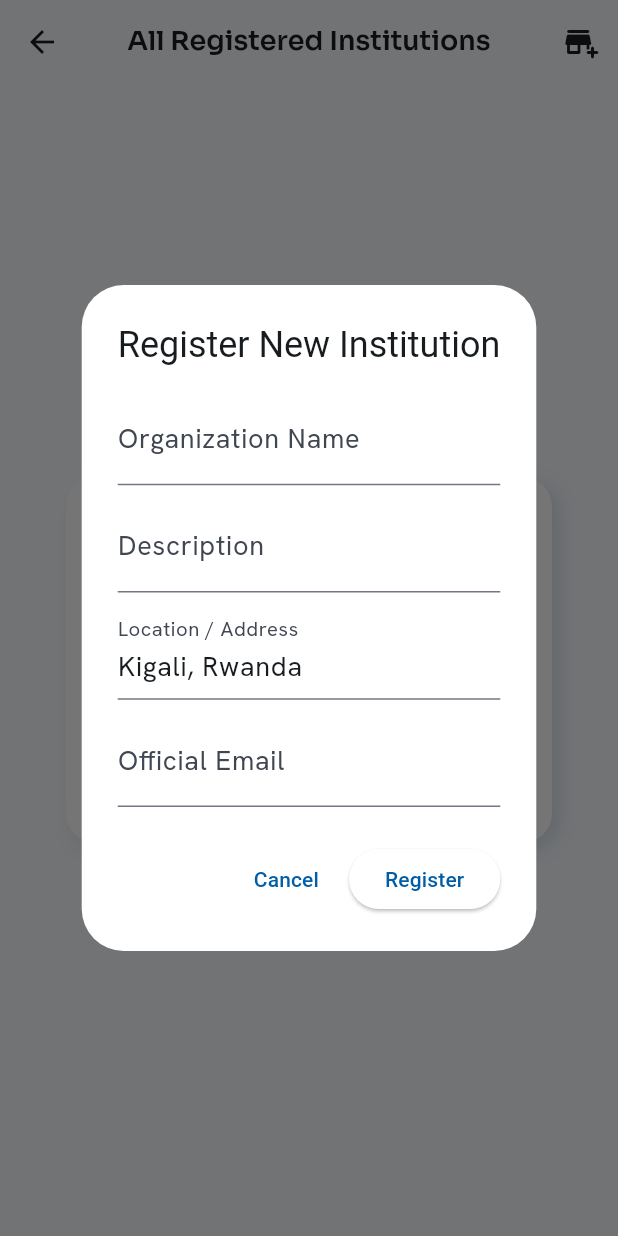
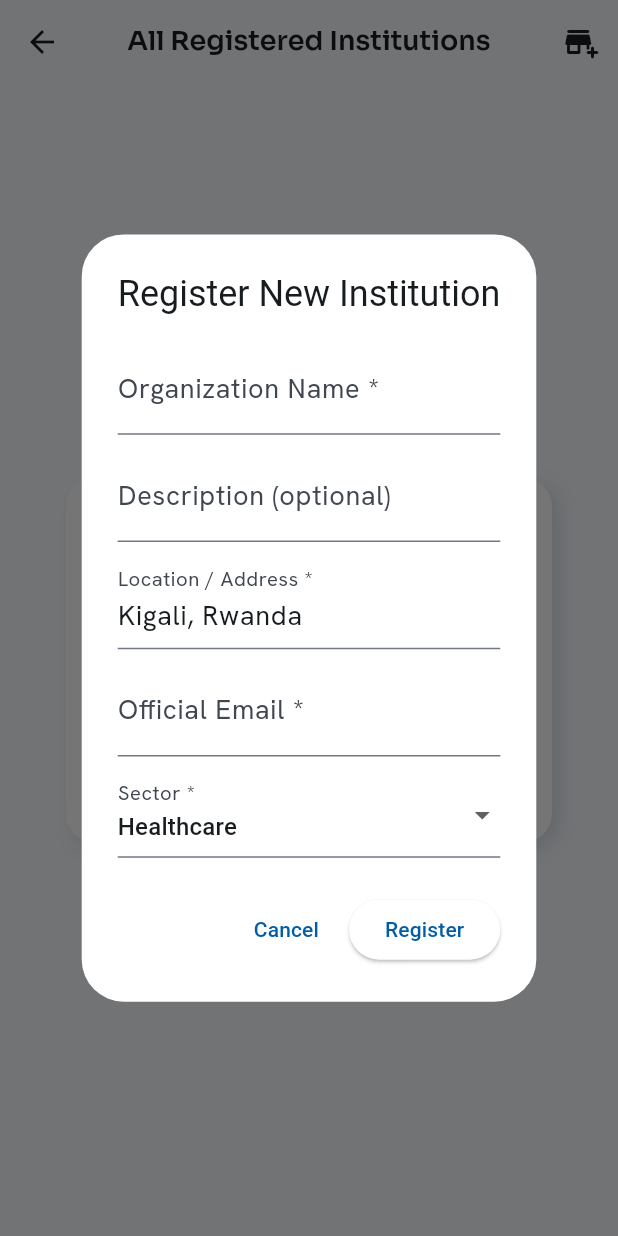
Before and after one commit to Christian-Regnante/SmartQ-MobileApp, a Flutter app: the SuperAdminOrgsPage screen opened directly, after a tap on the "add business" icon, on a phone screen of 412 x 824 dp. Run offline on Flutter 3.47's test engine with Material 3 defaults, Android fonts, the phone set to English and light mode, and no system bars; our stand-ins replace cloud_firestore, equatable, firebase_auth, firebase_core, flutter_bloc, get_it and 4 more; accounts and stored records are empty.

Commit message:
feat: enhance organization dialogs with form validation and sector selection

```diff
--- a/lib/features/super_admin/presentation/pages/super_admin_orgs_page.dart
+++ b/lib/features/super_admin/presentation/pages/super_admin_orgs_page.dart
@@ -1,6 +1,7 @@
 import 'package:flutter/material.dart';
 import 'package:flutter_bloc/flutter_bloc.dart';
 import '../../../../core/theme/app_colors.dart';
+import '../../../../core/utils/form_validators.dart';
 import '../../../../core/widgets/neumorphic_card.dart';
 import '../../../../core/widgets/state_widgets.dart';
 import '../../../organizations/domain/entities/organization_entity.dart';
@@ -22,62 +23,90 @@ class _SuperAdminOrgsPageState extends State<SuperAdminOrgsPage> {
 
   void _showAddOrgDialog() {
     final cubit = context.read<SuperAdminCubit>();
+    final formKey = GlobalKey<FormState>();
     final nameCtrl = TextEditingController();
     final descCtrl = TextEditingController();
     final locCtrl = TextEditingController(text: 'Kigali, Rwanda');
     final emailCtrl = TextEditingController();
+    String selectedSector = 'Healthcare';
 
     showDialog(
       context: context,
       builder: (ctx) => BlocProvider.value(
         value: cubit,
-        child: AlertDialog(
+        child: StatefulBuilder(
+          builder: (context, setDialogState) {
+            return AlertDialog(
               title: const Text('Register New Institution'),
               content: SingleChildScrollView(
+                child: Form(
+                  key: formKey,
                   child: Column(
                     mainAxisSize: MainAxisSize.min,
                     children: [
-                TextField(
+                      TextFormField(
                         controller: nameCtrl,
-                  decoration: const InputDecoration(labelText: 'Organization Name'),
+                        decoration: const InputDecoration(labelText: 'Organization Name *'),
+                        validator: (v) => FormValidators.required(v, 'Organization name'),
                       ),
                       const SizedBox(height: 10),
-                TextField(
+                      TextFormField(
                         controller: descCtrl,
-                  decoration: const InputDecoration(labelText: 'Description'),
+                        decoration: const InputDecoration(labelText: 'Description (optional)'),
                       ),
                       const SizedBox(height: 10),
-                TextField(
+                      TextFormField(
                         controller: locCtrl,
-                  decoration: const InputDecoration(labelText: 'Location / Address'),
+                        decoration: const InputDecoration(labelText: 'Location / Address *'),
+                        validator: (v) => FormValidators.required(v, 'Location'),
                       ),
                       const SizedBox(height: 10),
-                TextField(
+                      TextFormField(
                         controller: emailCtrl,
-                  decoration: const InputDecoration(labelText: 'Official Email'),
+                        decoration: const InputDecoration(labelText: 'Official Email *'),
+                        keyboardType: TextInputType.emailAddress,
+                        validator: FormValidators.email,
+                      ),
+                      const SizedBox(height: 10),
+                      DropdownButtonFormField<String>(
+                        initialValue: selectedSector,
+                        decoration: const InputDecoration(labelText: 'Sector *'),
+                        items: const [
+                          DropdownMenuItem(value: 'Healthcare', child: Text('Healthcare')),
+                          DropdownMenuItem(value: 'Banking & Financial', child: Text('Banking & Financial')),
+                          DropdownMenuItem(value: 'Government e-Services', child: Text('Government e-Services')),
+                          DropdownMenuItem(value: 'Other', child: Text('Other')),
+                        ],
+                        onChanged: (val) {
+                          if (val != null) setDialogState(() => selectedSector = val);
+                        },
+                        validator: (v) => FormValidators.dropdownRequired(v, 'sector'),
                       ),
                     ],
+                  ),
                 ),
               ),
               actions: [
                 TextButton(onPressed: () => Navigator.pop(ctx), child: const Text('Cancel')),
                 ElevatedButton(
                   onPressed: () {
-                if (nameCtrl.text.isNotEmpty) {
+                    if (!(formKey.currentState?.validate() ?? false)) return;
                     cubit.addOrganization(
                       name: nameCtrl.text.trim(),
                       description: descCtrl.text.trim(),
                       location: locCtrl.text.trim(),
                       address: locCtrl.text.trim(),
-                    phoneNumber: '+250 788 000 111',
+                      phoneNumber: '+250788000111',
                       email: emailCtrl.text.trim(),
+                      sector: selectedSector,
                     );
                     Navigator.pop(ctx);
-                }
                   },
                   child: const Text('Register'),
                 ),
               ],
+            );
+          },
         ),
       ),
     );
@@ -85,11 +114,13 @@ class _SuperAdminOrgsPageState extends State<SuperAdminOrgsPage> {
 
   void _showEditOrgDialog(OrganizationEntity org) {
     final cubit = context.read<SuperAdminCubit>();
+    final formKey = GlobalKey<FormState>();
     final nameCtrl = TextEditingController(text: org.name);
     final descCtrl = TextEditingController(text: org.description ?? '');
     final locCtrl = TextEditingController(text: org.location);
     final emailCtrl = TextEditingController(text: org.email ?? '');
     bool isActive = org.isActive;
+    String selectedSector = org.sector;
 
     showDialog(
       context: context,
@@ -98,29 +129,50 @@ class _SuperAdminOrgsPageState extends State<SuperAdminOrgsPage> {
         child: StatefulBuilder(
           builder: (dCtx, setDialogState) {
             return AlertDialog(
-              title: Text('Edit Organization'),
+              title: const Text('Edit Organization'),
               content: SingleChildScrollView(
+                child: Form(
+                  key: formKey,
                   child: Column(
                     mainAxisSize: MainAxisSize.min,
                     children: [
-                    TextField(
+                      TextFormField(
                         controller: nameCtrl,
-                      decoration: const InputDecoration(labelText: 'Organization Name'),
+                        decoration: const InputDecoration(labelText: 'Organization Name *'),
+                        validator: (v) => FormValidators.required(v, 'Organization name'),
                       ),
                       const SizedBox(height: 10),
-                    TextField(
+                      TextFormField(
                         controller: descCtrl,
-                      decoration: const InputDecoration(labelText: 'Description'),
+                        decoration: const InputDecoration(labelText: 'Description (optional)'),
                       ),
                       const SizedBox(height: 10),
-                    TextField(
+                      TextFormField(
                         controller: locCtrl,
-                      decoration: const InputDecoration(labelText: 'Location / Address'),
+                        decoration: const InputDecoration(labelText: 'Location / Address *'),
+                        validator: (v) => FormValidators.required(v, 'Location'),
                       ),
                       const SizedBox(height: 10),
-                    TextField(
+                      TextFormField(
                         controller: emailCtrl,
-                      decoration: const InputDecoration(labelText: 'Official Email'),
+                        decoration: const InputDecoration(labelText: 'Official Email *'),
+                        keyboardType: TextInputType.emailAddress,
+                        validator: FormValidators.email,
+                      ),
+                      const SizedBox(height: 10),
+                      DropdownButtonFormField<String>(
+                        initialValue: selectedSector,
+                        decoration: const InputDecoration(labelText: 'Sector *'),
+                        items: const [
+                          DropdownMenuItem(value: 'Healthcare', child: Text('Healthcare')),
+                          DropdownMenuItem(value: 'Banking & Financial', child: Text('Banking & Financial')),
+                          DropdownMenuItem(value: 'Government e-Services', child: Text('Government e-Services')),
+                          DropdownMenuItem(value: 'Other', child: Text('Other')),
+                        ],
+                        onChanged: (val) {
+                          if (val != null) setDialogState(() => selectedSector = val);
+                        },
+                        validator: (v) => FormValidators.dropdownRequired(v, 'sector'),
                       ),
                       const SizedBox(height: 12),
                       SwitchListTile(
@@ -133,23 +185,24 @@ class _SuperAdminOrgsPageState extends State<SuperAdminOrgsPage> {
                     ],
                   ),
                 ),
+              ),
               actions: [
                 TextButton(onPressed: () => Navigator.pop(ctx), child: const Text('Cancel')),
                 ElevatedButton(
                   onPressed: () {
-                    if (nameCtrl.text.isNotEmpty) {
+                    if (!(formKey.currentState?.validate() ?? false)) return;
                     cubit.updateOrganization(
                       id: org.id,
                       name: nameCtrl.text.trim(),
                       description: descCtrl.text.trim(),
                       location: locCtrl.text.trim(),
                       address: locCtrl.text.trim(),
-                        phoneNumber: org.phoneNumber ?? '+250 788 000 111',
+                      phoneNumber: org.phoneNumber ?? '+250788000111',
                       email: emailCtrl.text.trim(),
                       isActive: isActive,
+                      sector: selectedSector,
                     );
                     Navigator.pop(ctx);
-                    }
                   },
                   child: const Text('Save Changes'),
                 ),
```
Lines whose indentation alone changed are shown as unchanged.
